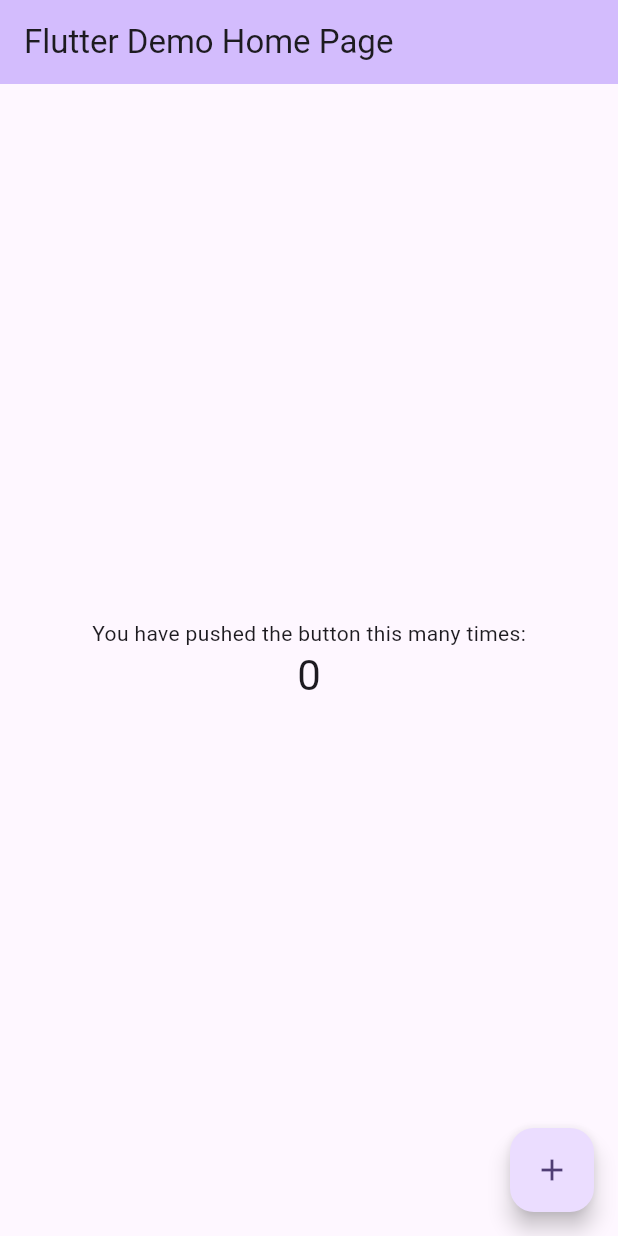
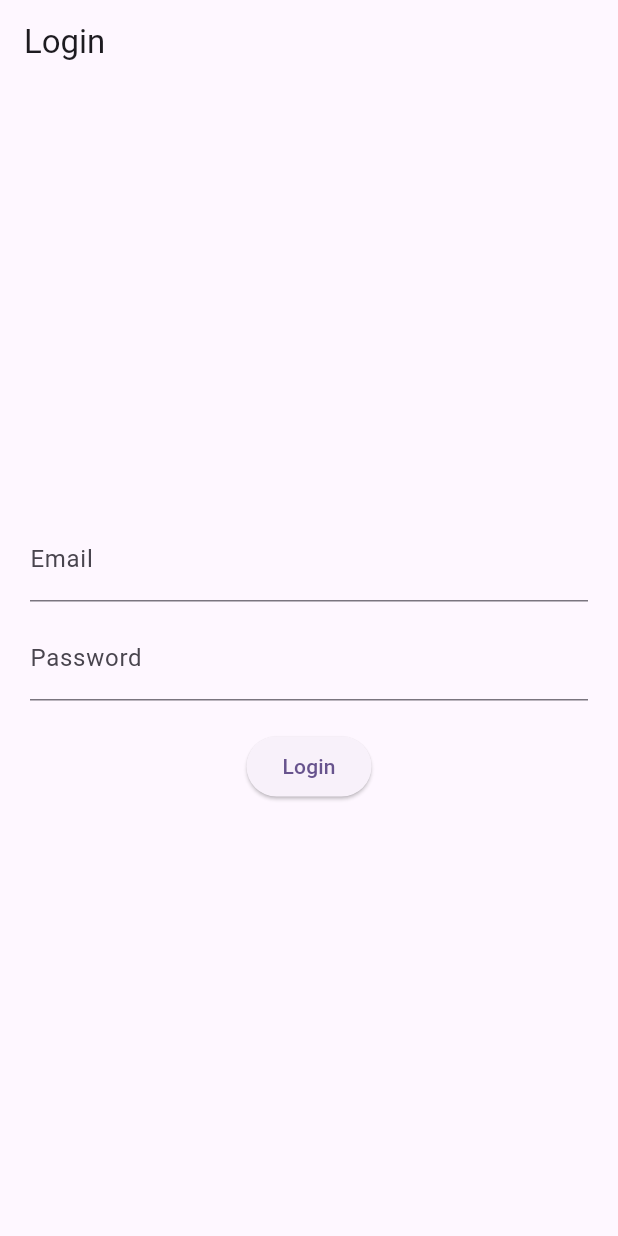
Before and after one commit to amal767/app_mobile, a Flutter app: the screen it shows after launch, on a phone screen of 412 x 824 dp. Run offline on Flutter 3.47's test engine with Material 3 defaults, Android fonts, the phone set to English and light mode, and no system bars.

Commit message:
first commit

```diff
--- /dev/null
+++ b/lib/home_screen.dart
@@ -0,0 +1,11 @@
+import 'package:flutter/material.dart';
+
+class HomeScreen extends StatelessWidget {
+  @override
+  Widget build(BuildContext context) {
+    return Scaffold(
+      appBar: AppBar(title: Text("Home")),
+      body: Center(child: Text("Welcome to the app!")),
+    );
+  }
+}
--- /dev/null
+++ b/lib/login_screen.dart
@@ -0,0 +1,59 @@
+import 'package:flutter/material.dart';
+
+class LoginScreen extends StatefulWidget {
+  @override
+  _LoginScreenState createState() => _LoginScreenState();
+}
+
+class _LoginScreenState extends State<LoginScreen> {
+  final TextEditingController emailController = TextEditingController();
+  final TextEditingController passwordController = TextEditingController();
+
+  void handleLogin() {
+    String email = emailController.text;
+    String password = passwordController.text;
+
+    if (email == "test@example.com" && password == "password123") {
+      ScaffoldMessenger.of(context).showSnackBar(
+        SnackBar(content: Text("Login Successful!")),
+      );
+      // Navigate to HomeScreen after login
+      Navigator.pushReplacementNamed(context, '/home');
+    } else {
+      ScaffoldMessenger.of(context).showSnackBar(
+        SnackBar(content: Text("Invalid email or password")),
+      );
+    }
+  }
+
+  @override
+  Widget build(BuildContext context) {
+    return Scaffold(
+      appBar: AppBar(title: Text("Login")),
+      body: Padding(
+        padding: EdgeInsets.all(20),
+        child: Column(
+          mainAxisAlignment: MainAxisAlignment.center,
+          children: [
+            TextField(
+              controller: emailController,
+              decoration: InputDecoration(labelText: "Email"),
+              keyboardType: TextInputType.emailAddress,
+            ),
+            SizedBox(height: 10),
+            TextField(
+              controller: passwordController,
+              decoration: InputDecoration(labelText: "Password"),
+              obscureText: true,
+            ),
+            SizedBox(height: 20),
+            ElevatedButton(
+              onPressed: handleLogin,
+              child: Text("Login"),
+            ),
+          ],
+        ),
+      ),
+    );
+  }
+}
--- a/lib/main.dart
+++ b/lib/main.dart
@@ -1,4 +1,6 @@
 import 'package:flutter/material.dart';
+import 'login_screen.dart';
+import 'home_screen.dart';
 
 void main() {
   runApp(const MyApp());
@@ -7,47 +9,27 @@ void main() {
 class MyApp extends StatelessWidget {
   const MyApp({super.key});
 
-  // This widget is the root of your application.
   @override
   Widget build(BuildContext context) {
     return MaterialApp(
-      title: 'Flutter Demo',
+      debugShowCheckedModeBanner: false,
+      title: "Flutter App",
       theme: ThemeData(
-        // This is the theme of your application.
-        //
-        // TRY THIS: Try running your application with "flutter run". You'll see
-        // the application has a purple toolbar. Then, without quitting the app,
-        // try changing the seedColor in the colorScheme below to Colors.green
-        // and then invoke "hot reload" (save your changes or press the "hot
-        // reload" button in a Flutter-supported IDE, or press "r" if you used
-        // the command line to start the app).
-        //
-        // Notice that the counter didn't reset back to zero; the application
-        // state is not lost during the reload. To reset the state, use hot
-        // restart instead.
-        //
-        // This works for code too, not just values: Most code changes can be
-        // tested with just a hot reload.
         colorScheme: ColorScheme.fromSeed(seedColor: Colors.deepPurple),
         useMaterial3: true,
       ),
-      home: const MyHomePage(title: 'Flutter Demo Home Page'),
+      initialRoute: '/',
+      routes: {
+        '/': (context) => LoginScreen(), // Show login first
+        '/home': (context) => HomeScreen(),
+        '/counter': (context) => MyHomePage(title: 'Flutter Counter'),
+      },
     );
   }
 }
 
 class MyHomePage extends StatefulWidget {
   const MyHomePage({super.key, required this.title});
-
-  // This widget is the home page of your application. It is stateful, meaning
-  // that it has a State object (defined below) that contains fields that affect
-  // how it looks.
-
-  // This class is the configuration for the state. It holds the values (in this
-  // case the title) provided by the parent (in this case the App widget) and
-  // used by the build method of the State. Fields in a Widget subclass are
-  // always marked "final".
-
   final String title;
 
   @override
@@ -59,55 +41,22 @@ class _MyHomePageState extends State<MyHomePage> {
 
   void _incrementCounter() {
     setState(() {
-      // This call to setState tells the Flutter framework that something has
-      // changed in this State, which causes it to rerun the build method below
-      // so that the display can reflect the updated values. If we changed
-      // _counter without calling setState(), then the build method would not be
-      // called again, and so nothing would appear to happen.
       _counter++;
     });
   }
 
   @override
   Widget build(BuildContext context) {
-    // This method is rerun every time setState is called, for instance as done
-    // by the _incrementCounter method above.
-    //
-    // The Flutter framework has been optimized to make rerunning build methods
-    // fast, so that you can just rebuild anything that needs updating rather
-    // than having to individually change instances of widgets.
     return Scaffold(
       appBar: AppBar(
-        // TRY THIS: Try changing the color here to a specific color (to
-        // Colors.amber, perhaps?) and trigger a hot reload to see the AppBar
-        // change color while the other colors stay the same.
         backgroundColor: Theme.of(context).colorScheme.inversePrimary,
-        // Here we take the value from the MyHomePage object that was created by
-        // the App.build method, and use it to set our appbar title.
         title: Text(widget.title),
       ),
       body: Center(
-        // Center is a layout widget. It takes a single child and positions it
-        // in the middle of the parent.
         child: Column(
-          // Column is also a layout widget. It takes a list of children and
-          // arranges them vertically. By default, it sizes itself to fit its
-          // children horizontally, and tries to be as tall as its parent.
-          //
-          // Column has various properties to control how it sizes itself and
-          // how it positions its children. Here we use mainAxisAlignment to
-          // center the children vertically; the main axis here is the vertical
-          // axis because Columns are vertical (the cross axis would be
-          // horizontal).
-          //
-          // TRY THIS: Invoke "debug painting" (choose the "Toggle Debug Paint"
-          // action in the IDE, or press "p" in the console), to see the
-          // wireframe for each widget.
           mainAxisAlignment: MainAxisAlignment.center,
           children: <Widget>[
-            const Text(
-              'You have pushed the button this many times:',
-            ),
+            const Text('You have pushed the button this many times:'),
             Text(
               '$_counter',
               style: Theme.of(context).textTheme.headlineMedium,
@@ -119,7 +68,7 @@ class _MyHomePageState extends State<MyHomePage> {
         onPressed: _incrementCounter,
         tooltip: 'Increment',
         child: const Icon(Icons.add),
-      ), // This trailing comma makes auto-formatting nicer for build methods.
+      ),
     );
   }
 }
```
